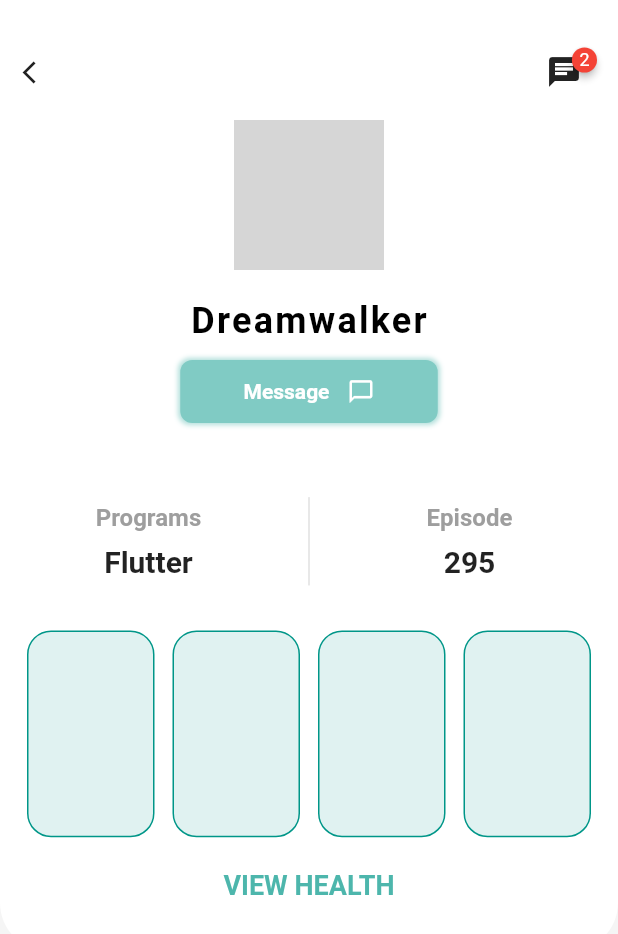
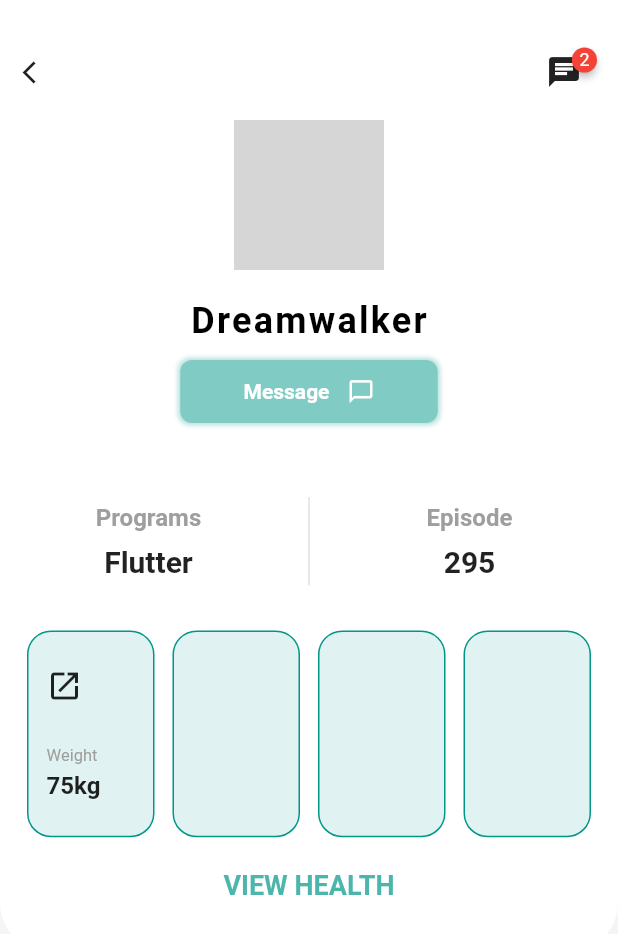
Before and after one commit to JAICHANGPARK/flutter_notebook_the_third_story, a Flutter app: the screen it shows after launch, on a phone screen of 412 x 824 dp. Shown: the top 934 px of the screen. Run offline on Flutter 3.47's test engine with Material 2 defaults, Android fonts, the phone set to English and light mode, and no system bars; drawn by our look-alikes of badges; our stand-ins replace dotted_border, fl_chart, page_transition, percent_indicator; network calls fail; grey boxes are pictures that could not be loaded.

Commit message:
Update profile_page.dart

```diff
--- a/lib/fittel_app/profile_page.dart
+++ b/lib/fittel_app/profile_page.dart
@@ -191,9 +191,7 @@ class _ProfilePageState extends State<ProfilePage> {
                       height: 24,
                     ),
                     Container(
-                      padding: EdgeInsets.symmetric(
-                        horizontal: 12
-                      ),
+                        padding: EdgeInsets.symmetric(horizontal: 12),
                         height: MediaQuery.of(context).size.height / 5.5,
                         child: Row(
                           children: <Widget>[
@@ -201,9 +199,31 @@ class _ProfilePageState extends State<ProfilePage> {
                               child: Container(
                                 margin: EdgeInsets.all(6),
                                 decoration: BoxDecoration(
-                                  color: Colors.teal[50],
-                                  borderRadius: BorderRadius.circular(16),
-                                  border: Border.all(color: Colors.teal)
+                                    color: Colors.teal[50],
+                                    borderRadius: BorderRadius.circular(16),
+                                    border: Border.all(color: Colors.teal)),
+                                padding: EdgeInsets.only(
+                                    left: 12, top: 24, bottom: 24),
+                                child: Column(
+                                  crossAxisAlignment: CrossAxisAlignment.start,
+                                  children: <Widget>[
+                                    Icon(Icons.launch),
+                                    Spacer(),
+                                    Text(
+                                      "Weight",
+                                      style: TextStyle(
+                                          color: Colors.grey, fontSize: 11),
+                                    ),
+                                    SizedBox(
+                                      height: 4,
+                                    ),
+                                    Text(
+                                      "75kg",
+                                      style: TextStyle(
+                                          fontWeight: FontWeight.bold,
+                                          fontSize: 16),
+                                    )
+                                  ],
                                 ),
                               ),
                             ),
@@ -213,8 +233,7 @@ class _ProfilePageState extends State<ProfilePage> {
                                 decoration: BoxDecoration(
                                     color: Colors.teal[50],
                                     borderRadius: BorderRadius.circular(16),
-                                    border: Border.all(color: Colors.teal)
-                                ),
+                                    border: Border.all(color: Colors.teal)),
                               ),
                             ),
                             Expanded(
@@ -223,8 +242,7 @@ class _ProfilePageState extends State<ProfilePage> {
                                 decoration: BoxDecoration(
                                     color: Colors.teal[50],
                                     borderRadius: BorderRadius.circular(16),
-                                    border: Border.all(color: Colors.teal)
-                                ),
+                                    border: Border.all(color: Colors.teal)),
                               ),
                             ),
                             Expanded(
@@ -233,8 +251,7 @@ class _ProfilePageState extends State<ProfilePage> {
                                 decoration: BoxDecoration(
                                     color: Colors.teal[50],
                                     borderRadius: BorderRadius.circular(16),
-                                    border: Border.all(color: Colors.teal)
-                                ),
+                                    border: Border.all(color: Colors.teal)),
                               ),
                             ),
                           ],
```
